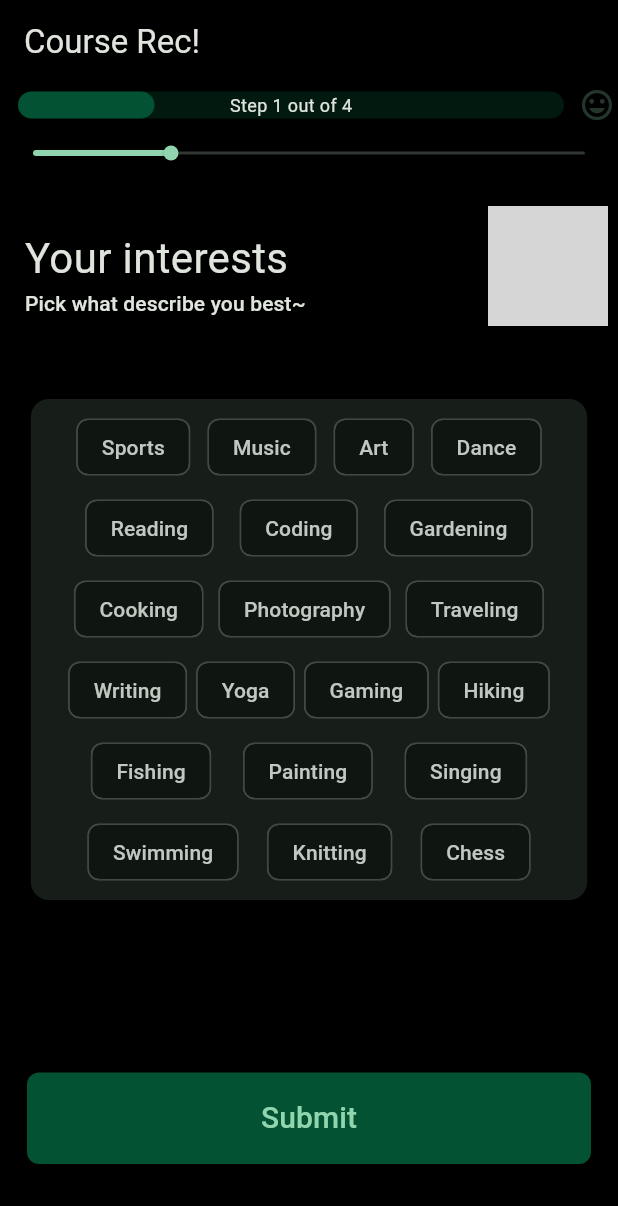
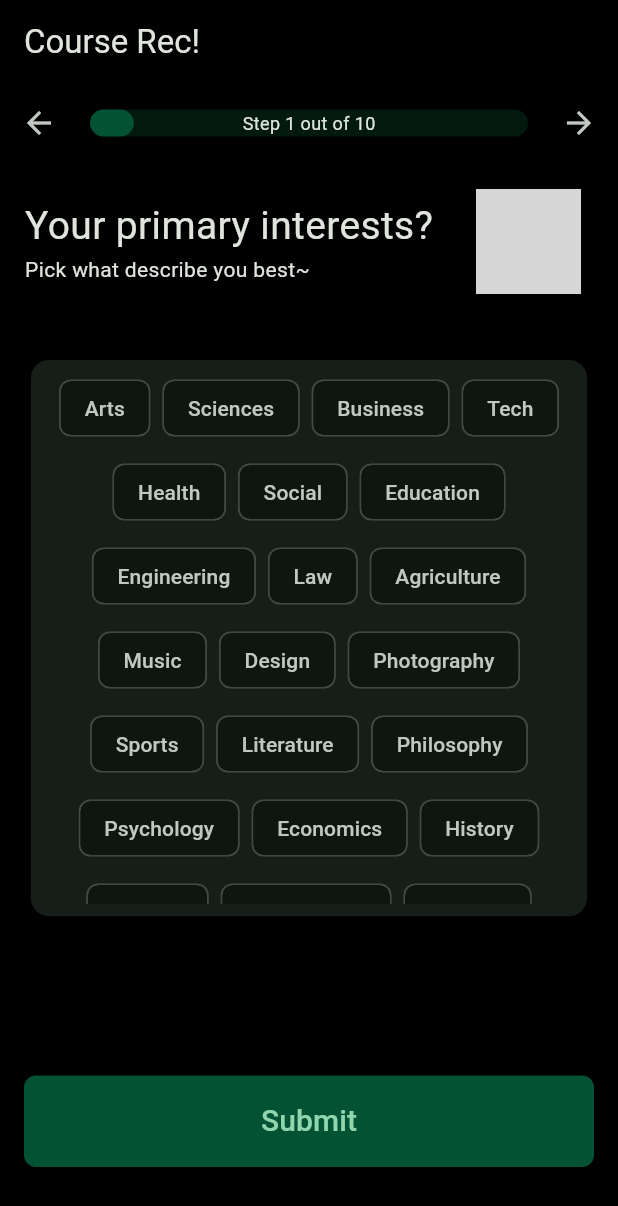
Before and after one commit to jeryjs/Career-Recommendation-App-Flutter, a Flutter app: the screen it shows after launch, on a phone screen of 412 x 824 dp. Shown: the top 1206 px of the screen. Run offline on Flutter 3.47's test engine with Material 3 defaults, Android fonts, the light colour scheme and no system bars; drawn by our look-alikes of percent_indicator; grey boxes are pictures that could not be loaded.

Commit message:
Enhanced QuestionScreen Widget: Added JSON data loading, navigation functionality, and state management
Added a function to load JSON data.
Implemented a function to navigate to a specific step in the questionnaire.
Managed state changes in the QuestionScreen widget.

```diff
--- a/lib/main.dart
+++ b/lib/main.dart
@@ -1,4 +1,6 @@
 // ignore_for_file: prefer_const_constructors
+
+import 'dart:math';
 
 import 'package:ashiq/question_screen.dart';
 import 'package:flutter/material.dart';
@@ -12,6 +14,8 @@ class MainApp extends StatelessWidget {
 
   @override
   Widget build(BuildContext context) {
+    final screenSize = MediaQuery.of(context).size;
+
     return MaterialApp(
       theme: ThemeData(
         brightness: Brightness.dark,
@@ -20,11 +24,21 @@ class MainApp extends StatelessWidget {
         useMaterial3: true,
       ),
       home: Scaffold(
+        backgroundColor: ColorScheme.fromSeed(seedColor: Colors.greenAccent).onPrimaryContainer.withOpacity(0.3),
         appBar: AppBar(
           title: Text('Course Rec!'),
-          backgroundColor: Colors.transparent,
+          backgroundColor: Colors.black,
         ),
-        body: QuestionScreen(),
+        body: Center(
+          child: Container(
+            decoration: BoxDecoration(
+              color: Colors.black,
+              borderRadius: BorderRadius.circular(8),
+            ),
+            width: min(720, screenSize.width),
+            child: QuestionScreen(),
+          ),
+        ),
       ),
     );
   }
--- /dev/null
+++ b/lib/question_data.dart
@@ -0,0 +1,39 @@
+// ignore_for_file: prefer_const_constructors, prefer_final_fields, deprecated_member_use
+
+import 'dart:convert';
+
+// Define a class to hold question data
+class QuestionData {
+  // Define class properties
+  final List<String> titles;
+  final List<List<String>> options;
+
+  // Define a constructor for the class
+  QuestionData({required this.titles, required this.options});
+
+  // Factory constructor to create an instance of the class from JSON
+  factory QuestionData.fromJson(Map<String, dynamic> jsonData) {
+    // Extract options from JSON data
+    var optionsFromJson = jsonData['options'];
+    // Convert options to a list of lists
+    List<List<String>> optionsList = List<List<String>>.from(optionsFromJson.map((i) => List<String>.from(i)));
+
+    // Return an instance of the class
+    return QuestionData(
+      titles: List<String>.from(jsonData['titles']),
+      options: optionsList,
+    );
+  }
+
+  // Method to convert an instance of the class to JSON
+  String toJson() {
+    Map<String, dynamic> json = {};
+    // Iterate over the titles and options
+    for (int i = 0; i < titles.length; i++) {
+      // Add each title and its corresponding options to the map
+      json[titles[i]] = options[i].where((option) => option.isNotEmpty).toList();
+    }
+    // Convert the map to a JSON string
+    return jsonEncode(json);
+  }
+}
--- a/lib/question_screen.dart
+++ b/lib/question_screen.dart
@@ -1,7 +1,14 @@
 // ignore_for_file: prefer_const_constructors, prefer_final_fields, deprecated_member_use
+import 'dart:convert';
+import 'dart:math';
+
 import 'package:flutter/material.dart';
+import 'package:flutter/services.dart';
 import 'package:percent_indicator/linear_percent_indicator.dart';
 
+import 'question_data.dart';
+
+// Define a StatefulWidget as it maintains state that can change over time
 class QuestionScreen extends StatefulWidget {
   const QuestionScreen({super.key});
 
@@ -10,223 +17,145 @@ class QuestionScreen extends StatefulWidget {
 }
 
 class _QuestionScreenState extends State<QuestionScreen> {
-  int _step = 1;
-  late int _totSteps = _qnTitles.length;
-  List<String> _qnTitles = [
-    "Your interests",
-    "Your personality",
-    'Your skills',
-    'Your goals',
-  ];
-  List<List<String>> _opts = [
-    [
-      "Sports",
-      "Music",
-      "Art",
-      "Dance",
-      "Reading",
-      "Coding",
-      "Gardening",
-      "Cooking",
-      "Photography",
-      "Traveling",
-      "Writing",
-      "Yoga",
-      "Gaming",
-      "Hiking",
-      "Fishing",
-      "Painting",
-      "Singing",
-      "Swimming",
-      "Knitting",
-      "Chess"
-    ],
-    [
-      "Outgoing",
-      "Friendly",
-      "Creative",
-      "Analytical",
-      "Persistent",
-      "Flexible",
-      "Patient",
-      "Responsible",
-      "Independent",
-      "Organized",
-      "Detail-oriented",
-      "Adventurous",
-      "Calm",
-      "Enthusiastic",
-      "Ambitious",
-      "Curious",
-      "Empathetic",
-      "Assertive",
-      "Humorous",
-      "Imaginative"
-    ],
-    [
-      "Programming",
-      "Designing",
-      "Testing",
-      "Debugging",
-      "Problem Solving",
-      "Communication",
-      "Project Management",
-      "Data Analysis",
-      "Creativity",
-      "Leadership",
-      "Time Management",
-      "Collaboration",
-      "Adaptability",
-      "Decision Making",
-      "Critical Thinking",
-      "Networking",
-      "Negotiation",
-      "Conflict Resolution",
-      "Customer Service",
-      "Technical Writing"
-    ],
-    [
-      "Get fit",
-      "Volunteer",
-      "Buy a house",
-      "Travel more",
-      "Write a book",
-      "Change careers",
-      "Run a marathon",
-      "Get a promotion",
-      "Start a business",
-      "Learn a new skill",
-      "Improve creativity",
-      "Save for retirement",
-      "Learn a new language",
-      "Improve communication",
-      "Improve problem solving",
-      "Improve time management",
-      "Improve technical skills",
-      "Improve work-life balance",
-      "Improve leadership skills",
-      "Spend more time with family and friends"
-    ],
-    [''],
-  ];
-  late List<bool> _selectedOpts;
+  // Initialize variables
+  int _index = 0, _step = 1;
+  late int _totSteps;
+  late QuestionData qns, ans;
 
-  gotoStep(int i) {
+  // Function to load JSON data
+  Future<QuestionData> loadJsonData(String path) async {
+    String jsonString = await rootBundle.loadString(path);
+    Map<String, dynamic> jsonData = jsonDecode(jsonString);
+    return QuestionData.fromJson(jsonData);
+  }
+
+  // Function to navigate to a specific step
+  void gotoStep(int i) {
     setState(() {
+      i <= 0 ? i = 1 : i;
+      i > _totSteps ? i = _totSteps : i;
       _step = i;
-      _selectedOpts =
-          List<bool>.generate(_opts[_step - 1].length, (index) => false);
+      _index = i - 1;
+      ans.titles[_index] = qns.titles[_index];
+      ans.options[_index].map((e) => null);
     });
   }
 
+  // Initialize state
   @override
   void initState() {
     super.initState();
-    _selectedOpts =
-        List<bool>.generate(_opts[_step - 1].length, (index) => false);
+    loadJsonData('assets/data/questions.json').then((data) {
+      setState(() {
+        qns = data;
+        _totSteps = qns.titles.length;
+        ans = QuestionData(
+            titles: List.from(qns.titles),
+            options: qns.options.map((o) => o.map((e) => '').toList()).toList()
+          );
+        ans.options[_index].map((e) => '');
+      });
+    });
   }
 
+  // Build the UI
   @override
   Widget build(BuildContext context) {
-    return Container(
+    final screenSize = MediaQuery.of(context).size;
+
+    return Scaffold(
+      body: Container(
         margin: EdgeInsets.all(2),
         child: Column(
           children: [
-          // Text('Step $_step out of $_totSteps'),
+            // Progress indicator
             LinearPercentIndicator(
               lineHeight: 18.0,
               percent: _step / _totSteps,
               center: Text('Step $_step out of $_totSteps', style: TextStyle(fontSize: 12.0)),
-            trailing: Icon(Icons.mood, color: Theme.of(context).colorScheme.primary.withAlpha((_step/_totSteps*255).round())),
+              leading: IconButton(icon: Icon(Icons.arrow_back), onPressed: () => gotoStep(--_step)),
+              trailing: IconButton(icon: Icon(Icons.arrow_forward), onPressed: () => gotoStep(++_step)),
               barRadius: Radius.circular(50),
               backgroundColor: Theme.of(context).colorScheme.primaryContainer.withOpacity(0.3),
               progressColor: Theme.of(context).colorScheme.primaryContainer,
               curve: Curves.easeInCirc,
               animateFromLastPercent: true,
             ),
-          SliderTheme(
-            data: SliderThemeData(
-              trackHeight: 2,
-              thumbShape: RoundSliderThumbShape(enabledThumbRadius: 5),
-              overlayShape: RoundSliderOverlayShape(overlayRadius: 20),
-            ),
-            child: Slider(
-              value: _step / _totSteps,
-              onChanged: (double value) {
-                gotoStep(
-                    ((value * _totSteps).toInt() > 0)
-                    ? (value * _totSteps).toInt()
-                    : 1
-                  );
-              },
-            ),
-          ),
-          Padding(padding: EdgeInsets.only(top: 30)),
+            Padding(padding: EdgeInsets.only(top: 20)),
             Column(
               crossAxisAlignment: CrossAxisAlignment.start,
               children: [
-              Text(_qnTitles[_step - 1], style: TextStyle(fontSize: 28)),
-              Text('Pick what describe you best~',
-                  style: Theme.of(context).textTheme.titleSmall),
-              Padding(padding: EdgeInsets.only(top: 50)),
-              Stack(clipBehavior: Clip.none, children: <Widget>[
+                SizedBox(
+                  width: min(560, screenSize.width * 0.9),
+                  child: Row(
+                    mainAxisAlignment: MainAxisAlignment.spaceBetween,
+                    children: [
+                      Flexible(child: Column(
+                        crossAxisAlignment: CrossAxisAlignment.start,
+                        children: [
+                          Text(qns.titles[_index], style: TextStyle(fontSize: 26)),
+                          Text('Pick what describe you best~', style: TextStyle(fontSize: 14)),
+                        ],
+                      )),
+                      Image.asset('assets/images/andy_2.gif', width: 70)
+                    ],
+                  ),
+                ),
+                Padding(padding: EdgeInsets.only(top: 40)),
+
+                // Card for displaying options
                 Card(
                   child: Container(
                     alignment: Alignment.center,
-                    width: MediaQuery.of(context).size.width * 0.9,
+                    width: min(560, screenSize.width * 0.9),
+                    height: screenSize.height * 0.45,
                     padding: const EdgeInsets.all(8.0),
-                    child: Wrap(
-                      direction: Axis.horizontal,
-                      alignment: WrapAlignment.spaceEvenly,
-                      spacing: 6.0,
-                      runSpacing: 6.0,
-                      children:
-                          List<Widget>.generate(_opts[_step - 1].length, (i) {
+                    child: SingleChildScrollView(child: Wrap(
+                      alignment: WrapAlignment.center,
+                      spacing: screenSize.width < 560 ? 8.0 : 26.0,
+                      runSpacing: screenSize.width < 560 ? 8.0 : 26.0,
+                      children: List<Widget>.generate(qns.options[_index].length, (i) {
                         return FilterChip(
-                          label: Text(_opts[_step - 1][i]),
-                          selected: _selectedOpts[i],
-                          onSelected: (s) =>
-                              setState(() => _selectedOpts[i] = s),
+                          label: Text(qns.options[_index][i]),
+                          selected: ans.options[_index][i] == '' ? false : true,
+                          onSelected: (s) {
+                            setState(() {
+                              ans.options[_index][i] = ans.options[_index][i] == '' ? qns.options[_index][i] : '';
+                            });
+                          },
                         );
                       }),
+                    )),
                   ),
                 ),
-                ),
-                Positioned(
-                  top: -125,
-                  right: -10,
-                  child: Image.asset('assets/images/andy_2.gif', width: 80),
-                ),
-              ]),
               ],
             ),
-          Expanded(
-            child: Align(
-              alignment: Alignment.bottomCenter,
-              child: Container(
+          ],
+        ),
+      ),
+      // Submit button
+      bottomNavigationBar: Container(
         margin: EdgeInsets.symmetric(vertical: 46, horizontal: 16),
         width: double.infinity,
         child: ElevatedButton(
             onPressed: () {
-                      gotoStep(_step + 1);
+              if (_step == _totSteps) {
+                debugPrint('Submit: ${ans.toJson()}');
+                ScaffoldMessenger.of(context).showSnackBar(
+                  SnackBar(
+                    content: Text("Here's what the json to send to gpt would look like:\n\n${ans.toJson()}"),
+                    duration: Duration(seconds: 5),
+                  ),
+                );
+              }
+              gotoStep(++_step);
             },
             style: ButtonStyle(
-                      backgroundColor: MaterialStateProperty.all<Color>(
-                        Theme.of(context).colorScheme.primaryContainer,
-                      ),
-                      padding: MaterialStateProperty.all<EdgeInsets>(
-                        EdgeInsets.symmetric(vertical: 16),
-                      ),
-                      shape: MaterialStateProperty.all<RoundedRectangleBorder>(
-                        RoundedRectangleBorder(
-                            borderRadius: BorderRadius.circular(8)),
-                      ),
+              backgroundColor: MaterialStateProperty.all<Color>(Theme.of(context).colorScheme.primaryContainer),
+              padding: MaterialStateProperty.all<EdgeInsets>(EdgeInsets.symmetric(vertical: 16)),
+              shape: MaterialStateProperty.all<RoundedRectangleBorder>(RoundedRectangleBorder(borderRadius: BorderRadius.circular(8))),
             ),
             child: Text('Submit', style: TextStyle(fontSize: 20))),
-              ),
-            ),
-          ),
-        ],
       ),
     );
   }
--- a/pubspec.yaml
+++ b/pubspec.yaml
@@ -10,7 +10,6 @@ dependencies:
   percent_indicator : ^4.2.3
   flutter:
     sdk: flutter
-  percent_indicator: ^4.2.3
 
 dev_dependencies:
   flutter_test:
@@ -21,4 +20,6 @@ flutter:
   uses-material-design: true
 
   assets:
+    - assets/
+    - assets/data/
     - assets/images/
```
Also changed, not shown: assets/data/questions.json (added, +137 -0 lines), assets/images/andy_1.png (deleted), 2 other files. Lines whose indentation alone changed are shown as unchanged.
